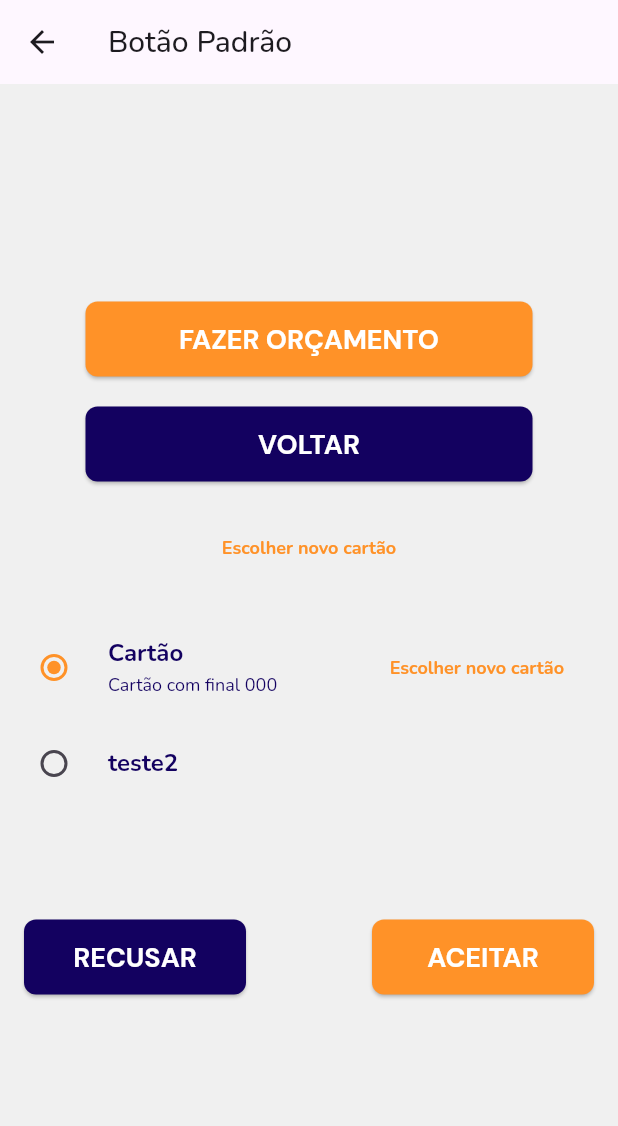
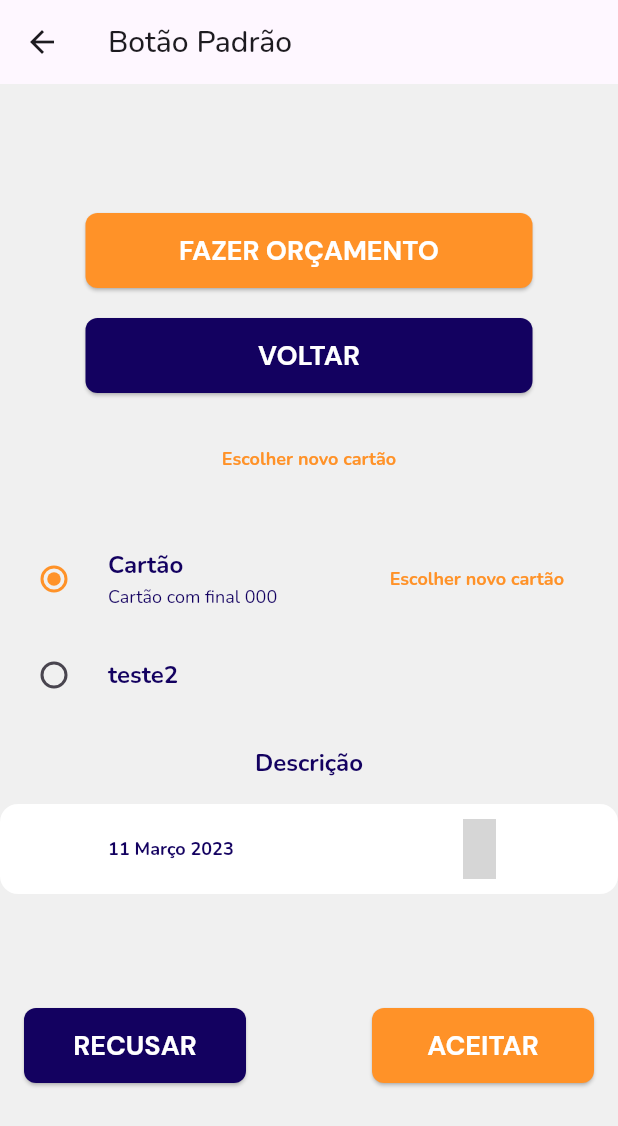
Before and after one commit to Gabrielscarpati/zeder_worker, a Flutter app: the screen it shows after launch, after a tap on "Botoes", on a phone screen of 412 x 824 dp. Shown: the top 1126 px of the screen. Run offline on Flutter 3.47's test engine with Material 2 defaults, Android fonts, the phone set to English and light mode, and no system bars; our stand-ins replace audioplayers, carousel_slider, google_fonts, material_design_icons_flutter, video_player; missing offline and left inert: solid_bottom_sheet; grey boxes are pictures that could not be loaded.

Commit message:
hora e dard diferenciais

```diff
--- a/lib/core/utils/date_utils.dart
+++ b/lib/core/utils/date_utils.dart
@@ -4,6 +4,69 @@ class DateUtil {
   static DateTime toDateTimeDefaultDateZero(dynamic value) {
     if (value is DateTime) return value;
     return DateTime.tryParse(value.toString()) ?? dateZero;
+  }
+
+  static String getExibitionDate(DateTime date){
+    int day = date.day;
+    int month = date.month;
+    String year = date.year.toString();
+
+    String sday = '';
+    String smonth = '';
+    String syear = '';
+    if(day < 10){
+      sday = '0$day';
+    }else{
+      sday = day.toString();
+    }
+
+    if(month == 1){
+      smonth = 'Janeiro';
+    }
+    if(month == 2){
+      smonth = 'Fevereiro';
+    }
+    if(month == 3){
+      smonth = 'Março';
+    }
+    if(month == 4){
+      smonth = 'Abril';
+    }
+    if(month == 5){
+      smonth = 'Maio';
+    }
+    if(month == 6){
+      smonth = 'Junho';
+    }
+    if(month == 7){
+      smonth = 'Julho';
+    }
+    if(month == 8){
+      smonth = 'Agosto';
+    }
+    if(month == 9){
+      smonth = 'Setembro';
+    }
+    if(month == 10){
+      smonth = 'Outubro';
+    }
+    if(month == 11){
+      smonth = 'Novembro';
+    }
+    if(month == 12){
+      smonth = 'Dezembro';
+    }
+
+    return '$sday $smonth $year';
+
+
+
+  }
+}
+
+class DateFormat {
+  static String format(DateTime date) {
+    return date.toString();
   }
 }
 
--- a/lib/main.dart
+++ b/lib/main.dart
@@ -2,6 +2,7 @@ import 'package:flutter/material.dart';
 import 'package:zeder/design_system/design_system.dart';
 import 'package:zeder/ui/templates/barra_botoes_media_screen.dart';
 import 'package:zeder/ui/templates/botoes_screen.dart';
+import 'package:zeder/ui/templates/diferenciais_card_screen.dart';
 import 'package:zeder/ui/templates/orcamento_listtile_screen.dart';
 import 'package:zeder/ui/templates/rodape_solicitar_orcamento_gratuito_screen.dart';
 import 'package:zeder/ui/templates/rodape_solicitar_orcamento_screen.dart';
@@ -119,6 +120,14 @@ class _MyHomePageState extends State<MyHomePage> {
                 MaterialPageRoute(builder: (context) => const RodapeConfirmarPropostaScreen()),
               ),
             ),
+            ListTile(
+              title: const Text("Diferenciais Card"),
+              trailing: const Icon(Icons.arrow_forward_ios),
+              onTap: () => Navigator.push(
+                context,
+                MaterialPageRoute(builder: (context) => const DiferenciaisCardScreen()),
+              ),
+            ),
 
 
             /*
--- a/lib/ui/templates/botoes_screen.dart
+++ b/lib/ui/templates/botoes_screen.dart
@@ -1,5 +1,6 @@
 import 'package:flutter/material.dart';
 import 'package:zeder/design_system/design_system.dart';
+import 'package:zeder/ui/widgets/selecionar_data/selecionar_data.dart';
 
 import '../widgets/botoes.dart';
 
@@ -40,6 +41,10 @@ class _BotoesScreenState extends State<BotoesScreen> {
               setState((){});
             }, value: "teste2",),
             ],),
+            const SizedBox(height: 20,),
+            SelecionarData(title: "Descrição", onSelectDate: (DateTime? data){
+
+            }),
 
             const SizedBox(height: 60),
             Padding(
--- /dev/null
+++ b/lib/ui/widgets/selecionar_data/selecionar_data.dart
@@ -0,0 +1,65 @@
+import 'package:carousel_slider/carousel_slider.dart';
+import 'package:flutter/material.dart';
+import 'package:zeder/design_system/design_system.dart';
+
+import '../../../core/utils/date_utils.dart';
+
+class SelecionarData extends StatefulWidget {
+  final String title;
+  final Function(DateTime?) onSelectDate;
+
+  const SelecionarData({
+    super.key,
+    required this.title,
+    required this.onSelectDate,
+  });
+
+  @override
+  _SelecionarDataState createState() => _SelecionarDataState();
+}
+
+class _SelecionarDataState extends State<SelecionarData> {
+  String date = DateUtil.getExibitionDate(DateTime.now());
+
+  @override
+  Widget build(BuildContext context) {
+    return Column(
+      children: [
+        DSTextTitleBoldSecondary(text: widget.title),
+        SizedBox(height: 16),
+        InkWell(
+          onTap: () {
+            showDatePicker(
+              context: context,
+              initialDate: DateTime.now(),
+              firstDate: DateTime.now(),
+              lastDate: DateTime.now().add(Duration(days: 365)),
+            ).then((value) {
+              if (value != null) {
+                setState(() {
+                  date = DateUtil.getExibitionDate(value);
+                });
+                widget.onSelectDate(value);
+              }
+            });
+          },
+          child: Container(
+              decoration: BoxDecoration(
+                color: DSColors.cardColor,
+
+                borderRadius: BorderRadius.circular(12),
+              ),
+              height: 60,
+              width: double.infinity,
+              child: Row(
+                mainAxisAlignment: MainAxisAlignment.spaceAround,
+                children: [
+                  DSTextSubtitleBoldSecondary(text: date),
+                  const DSIconLargeSecondary(iconName: 'calendar')
+                ],
+              )),
+        )
+      ],
+    );
+  }
+}
```
Also changed, not shown: lib/ui/templates/diferenciais_card_screen.dart (added, +49 -0 lines), lib/ui/widgets/diferenciais_card/diferenciais_card.dart (added, +73 -0 lines), lib/ui/widgets/diferenciais_card/diferenciais_card_view_model.dart (added, +11 -0 lines).
